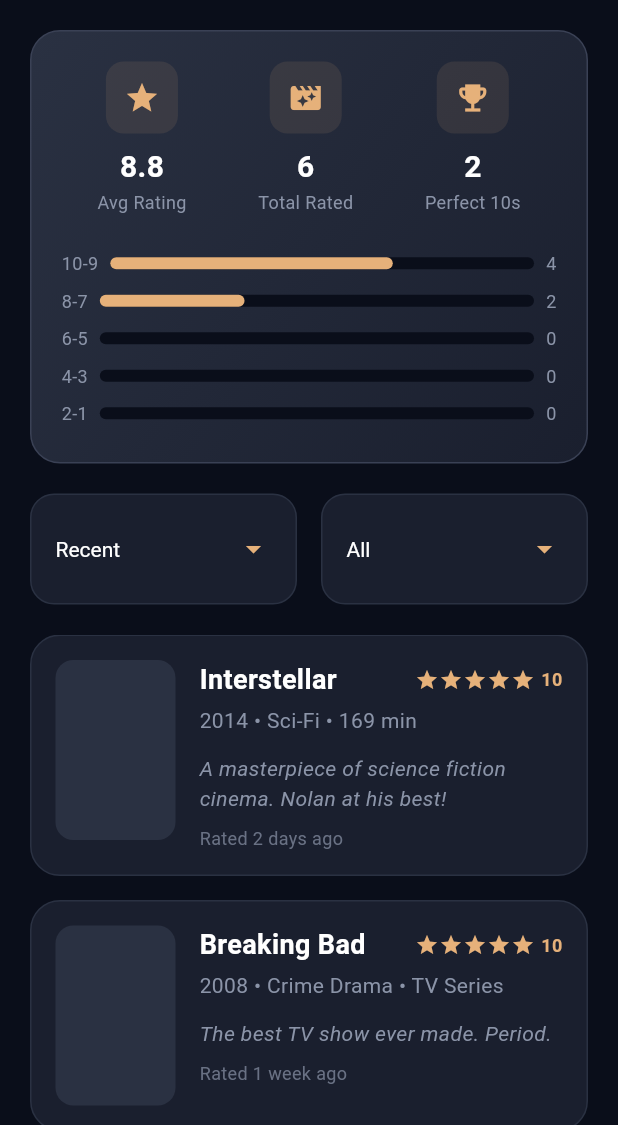
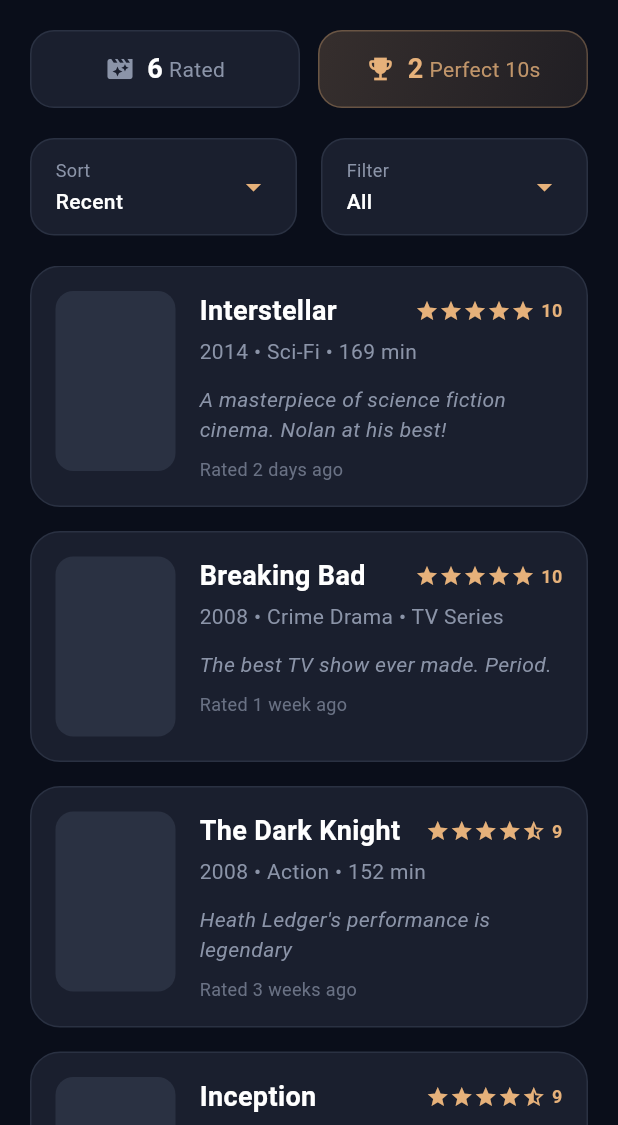
Before and after one commit to Fayroth/cine_nest, a Flutter app: the RatingsScreen screen opened by its route, on a phone screen of 412 x 824 dp, the part 111-1236 px from its top. Run offline on Flutter 3.47's test engine with Material 3 defaults, Android fonts, the phone set to English and light mode, and no system bars.

Commit message:
Removed unnecessary stats Reworked the menus for the filters

```diff
--- a/lib/UI/screens/RatingsScreen.dart
+++ b/lib/UI/screens/RatingsScreen.dart
@@ -171,8 +171,8 @@
             child: Column(
               children: [
                 _buildAppBar(),
-                _buildStatsSection(),
-                _buildSortAndFilter(),
+                _buildCompactStats(),
+                _buildFilters(),
                 Expanded(child: _buildRatingsList()),
               ],
             ),
@@ -255,154 +255,86 @@
     );
   }
 
-  Widget _buildStatsSection() {
+  Widget _buildCompactStats() {
     final totalRatings = ratedItems.length;
-    final avgRating = ratedItems.fold(0.0, (sum, item) => sum + item['userRating']) / totalRatings;
     final perfectScoreCount = ratedItems.where((item) => item['userRating'] == 10).length;
 
     return Padding(
       padding: EdgeInsets.symmetric(horizontal: 20),
+      child: Row(
+        children: [
+          Expanded(
             child: Container(
-        padding: EdgeInsets.all(20),
+              padding: EdgeInsets.symmetric(horizontal: 16, vertical: 12),
+              decoration: BoxDecoration(
+                color: Color(0xFF1A1F2E),
+                borderRadius: BorderRadius.circular(16),
+                border: Border.all(color: Color(0xFF2A3142), width: 1),
+              ),
+              child: Row(
+                mainAxisAlignment: MainAxisAlignment.center,
+                children: [
+                  Icon(Icons.movie_filter, color: Color(0xFF8B94A8), size: 20),
+                  SizedBox(width: 8),
+                  Text(
+                    '$totalRatings',
+                    style: TextStyle(
+                      color: Colors.white,
+                      fontSize: 18,
+                      fontWeight: FontWeight.w600,
+                    ),
+                  ),
+                  SizedBox(width: 4),
+                  Text(
+                    'Rated',
+                    style: TextStyle(
+                      color: Color(0xFF8B94A8),
+                      fontSize: 14,
+                    ),
+                  ),
+                ],
+              ),
+            ),
+          ),
+          SizedBox(width: 12),
+          Expanded(
+            child: Container(
+              padding: EdgeInsets.symmetric(horizontal: 16, vertical: 12),
               decoration: BoxDecoration(
                 gradient: LinearGradient(
                   begin: Alignment.topLeft,
                   end: Alignment.bottomRight,
                   colors: [
-              Color(0xFF2A3142),
-              Color(0xFF1A1F2E),
+                    Color(0xFFE6B17A).withOpacity(0.2),
+                    Color(0xFFE6B17A).withOpacity(0.1),
                   ],
                 ),
-          borderRadius: BorderRadius.circular(20),
-          border: Border.all(color: Color(0xFF3A4155), width: 1),
+                borderRadius: BorderRadius.circular(16),
+                border: Border.all(color: Color(0xFFE6B17A).withOpacity(0.3), width: 1),
               ),
-        child: Column(
+              child: Row(
+                mainAxisAlignment: MainAxisAlignment.center,
                 children: [
-            Row(
-              mainAxisAlignment: MainAxisAlignment.spaceAround,
-              children: [
-                _buildStatCard('${avgRating.toStringAsFixed(1)}', 'Avg Rating', Icons.star),
-                _buildStatCard('$totalRatings', 'Total Rated', Icons.movie_filter),
-                _buildStatCard('$perfectScoreCount', 'Perfect 10s', Icons.emoji_events),
-              ],
-            ),
-            SizedBox(height: 20),
-            _buildRatingDistribution(),
-          ],
+                  Icon(Icons.emoji_events, color: Color(0xFFE6B17A), size: 20),
+                  SizedBox(width: 8),
+                  Text(
+                    '$perfectScoreCount',
+                    style: TextStyle(
+                      color: Color(0xFFE6B17A),
+                      fontSize: 18,
+                      fontWeight: FontWeight.w600,
                     ),
                   ),
-    );
-  }
-
-  Widget _buildStatCard(String value, String label, IconData icon) {
-    return Column(
-      children: [
-        Container(
-          padding: EdgeInsets.all(12),
-          decoration: BoxDecoration(
-            color: Color(0xFFE6B17A).withOpacity(0.1),
-            borderRadius: BorderRadius.circular(12),
-          ),
-          child: Icon(icon, color: Color(0xFFE6B17A), size: 24),
-        ),
-        SizedBox(height: 8),
+                  SizedBox(width: 4),
                   Text(
-          value,
+                    'Perfect 10s',
                     style: TextStyle(
-            color: Colors.white,
-            fontSize: 20,
-            fontWeight: FontWeight.w700,
-          ),
-        ),
-        Text(
-          label,
-          style: TextStyle(
-            color: Color(0xFF8B94A8),
-            fontSize: 12,
-          ),
-        ),
-      ],
-    );
-  }
-
-  Widget _buildRatingDistribution() {
-    final distribution = <int, int>{};
-    for (var item in ratedItems) {
-      final rating = (item['userRating'] as num).toInt();
-      distribution[rating] = (distribution[rating] ?? 0) + 1;
-    }
-
-    return Column(
-      children: List.generate(5, (index) {
-        final rating = 10 - (index * 2); // 10, 8, 6, 4, 2
-        final ratingPlus = rating - 1; // 9, 7, 5, 3, 1
-        final count = (distribution[rating] ?? 0) + (distribution[ratingPlus] ?? 0);
-        final percentage = count / ratedItems.length;
-
-        return Padding(
-          padding: EdgeInsets.symmetric(vertical: 4),
-          child: Row(
-            children: [
-              Text(
-                '${rating}-${ratingPlus}',
-                style: TextStyle(color: Color(0xFF8B94A8), fontSize: 12),
-              ),
-              SizedBox(width: 8),
-              Expanded(
-                child: Stack(
-                  children: [
-                    Container(
-                      height: 8,
-                      decoration: BoxDecoration(
-                        color: Color(0xFF0A0E1A),
-                        borderRadius: BorderRadius.circular(4),
-                      ),
-                    ),
-                    FractionallySizedBox(
-                      widthFactor: percentage,
-                      child: Container(
-                        height: 8,
-                        decoration: BoxDecoration(
-                          color: Color(0xFFE6B17A),
-                          borderRadius: BorderRadius.circular(4),
-                        ),
+                      color: Color(0xFFE6B17A).withOpacity(0.8),
+                      fontSize: 14,
                     ),
                   ),
                 ],
               ),
-              ),
-              SizedBox(width: 8),
-              Text(
-                '$count',
-                style: TextStyle(color: Color(0xFF8B94A8), fontSize: 12),
-              ),
-            ],
-          ),
-        );
-      }),
-    );
-  }
-
-  Widget _buildSortAndFilter() {
-    return Padding(
-      padding: EdgeInsets.all(20),
-      child: Row(
-        children: [
-          Expanded(
-            child: _buildDropdown(
-              'Sort by',
-              selectedSort,
-              sortOptions,
-                  (value) => setState(() => selectedSort = value!),
-            ),
-          ),
-          SizedBox(width: 16),
-          Expanded(
-            child: _buildDropdown(
-              'Filter',
-              selectedFilter,
-              filterOptions,
-                  (value) => setState(() => selectedFilter = value!),
             ),
           ),
         ],
@@ -410,28 +342,132 @@
     );
   }
 
-  Widget _buildDropdown(String label, String value, List<String> items, Function(String?) onChanged) {
-    return Container(
+  Widget _buildFilters() {
+    return Padding(
+      padding: EdgeInsets.all(20),
+      child: Row(
+        children: [
+          Expanded(
+            child: _buildCustomDropdown(
+              selectedSort,
+              sortOptions,
+                  (value) => setState(() => selectedSort = value),
+              'Sort',
+            ),
+          ),
+          SizedBox(width: 16),
+          Expanded(
+            child: _buildCustomDropdown(
+              selectedFilter,
+              filterOptions,
+                  (value) => setState(() => selectedFilter = value),
+              'Filter',
+            ),
+          ),
+        ],
+      ),
+    );
+  }
+
+  Widget _buildCustomDropdown(String value, List<String> items, Function(String) onChanged, String hint) {
+    return GestureDetector(
+      onTap: () {
+        _showCustomDropdown(context, value, items, onChanged);
+      },
+      child: Container(
         padding: EdgeInsets.symmetric(horizontal: 16, vertical: 12),
         decoration: BoxDecoration(
           color: Color(0xFF1A1F2E),
           borderRadius: BorderRadius.circular(16),
           border: Border.all(color: Color(0xFF2A3142), width: 1),
         ),
-      child: DropdownButton<String>(
-        value: value,
-        isExpanded: true,
-        underline: SizedBox(),
-        dropdownColor: Color(0xFF2A3142),
-        style: TextStyle(color: Colors.white, fontSize: 14),
-        icon: Icon(Icons.arrow_drop_down, color: Color(0xFFE6B17A)),
-        items: items.map((String item) {
-          return DropdownMenuItem<String>(
-            value: item,
-            child: Text(item),
+        child: Row(
+          mainAxisAlignment: MainAxisAlignment.spaceBetween,
+          children: [
+            Column(
+              crossAxisAlignment: CrossAxisAlignment.start,
+              children: [
+                Text(
+                  hint,
+                  style: TextStyle(
+                    color: Color(0xFF8B94A8),
+                    fontSize: 12,
+                  ),
+                ),
+                SizedBox(height: 2),
+                Text(
+                  value,
+                  style: TextStyle(
+                    color: Colors.white,
+                    fontSize: 14,
+                    fontWeight: FontWeight.w500,
+                  ),
+                ),
+              ],
+            ),
+            Icon(Icons.arrow_drop_down, color: Color(0xFFE6B17A), size: 24),
+          ],
+        ),
+      ),
+    );
+  }
+
+  void _showCustomDropdown(BuildContext context, String currentValue, List<String> items, Function(String) onChanged) {
+    showModalBottomSheet(
+      context: context,
+      backgroundColor: Colors.transparent,
+      builder: (context) => Container(
+        margin: EdgeInsets.all(20),
+        decoration: BoxDecoration(
+          color: Color(0xFF1A1F2E),
+          borderRadius: BorderRadius.circular(20),
+          border: Border.all(color: Color(0xFF2A3142), width: 1),
+        ),
+        child: Column(
+          mainAxisSize: MainAxisSize.min,
+          children: [
+            Container(
+              width: 40,
+              height: 4,
+              margin: EdgeInsets.symmetric(vertical: 12),
+              decoration: BoxDecoration(
+                color: Color(0xFF2A3142),
+                borderRadius: BorderRadius.circular(2),
+              ),
+            ),
+            ...items.map((item) {
+              final isSelected = item == currentValue;
+              return GestureDetector(
+                onTap: () {
+                  onChanged(item);
+                  Navigator.pop(context);
+                },
+                child: Container(
+                  width: double.infinity,
+                  padding: EdgeInsets.symmetric(horizontal: 20, vertical: 16),
+                  decoration: BoxDecoration(
+                    color: isSelected ? Color(0xFFE6B17A).withOpacity(0.1) : Colors.transparent,
+                    border: Border(
+                      left: BorderSide(
+                        color: isSelected ? Color(0xFFE6B17A) : Colors.transparent,
+                        width: 3,
+                      ),
+                    ),
+                  ),
+                  child: Text(
+                    item,
+                    style: TextStyle(
+                      color: isSelected ? Color(0xFFE6B17A) : Colors.white,
+                      fontSize: 16,
+                      fontWeight: isSelected ? FontWeight.w600 : FontWeight.w400,
+                    ),
+                  ),
+                ),
               );
             }).toList(),
-        onChanged: onChanged,
+            SizedBox(height: 20),
+          ],
+        ),
       ),
     );
   }
@@ -682,7 +718,7 @@
   @override
   Widget build(BuildContext context) {
     return Container(
-      height: MediaQuery.of(context).size.height * 0.8,
+      height: MediaQuery.of(context).size.height * 0.9,
       decoration: BoxDecoration(
         color: Color(0xFF1A1F2E),
         borderRadius: BorderRadius.vertical(top: Radius.circular(30)),
@@ -701,7 +737,12 @@
           ),
           Expanded(
             child: SingleChildScrollView(
-              padding: EdgeInsets.all(20),
+              padding: EdgeInsets.only(
+                left: 20,
+                right: 20,
+                top: 20,
+                bottom: MediaQuery.of(context).viewInsets.bottom + 20,
+              ),
               child: Column(
                 crossAxisAlignment: CrossAxisAlignment.start,
                 children: [
```
Lines whose indentation alone changed are shown as unchanged.
